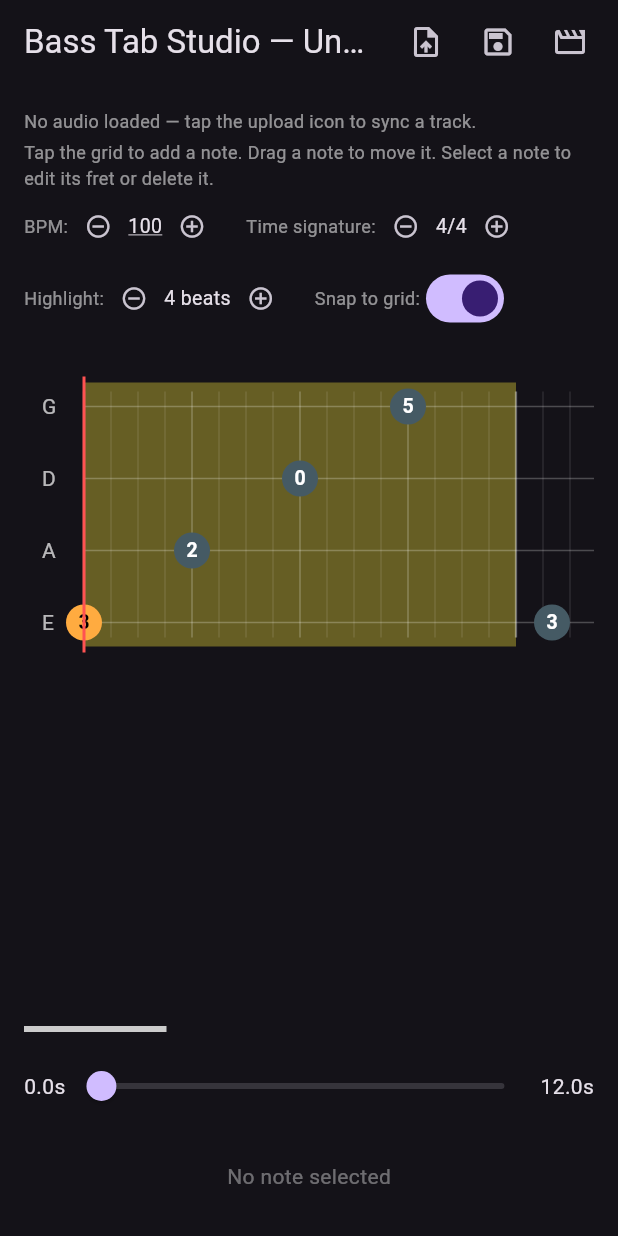
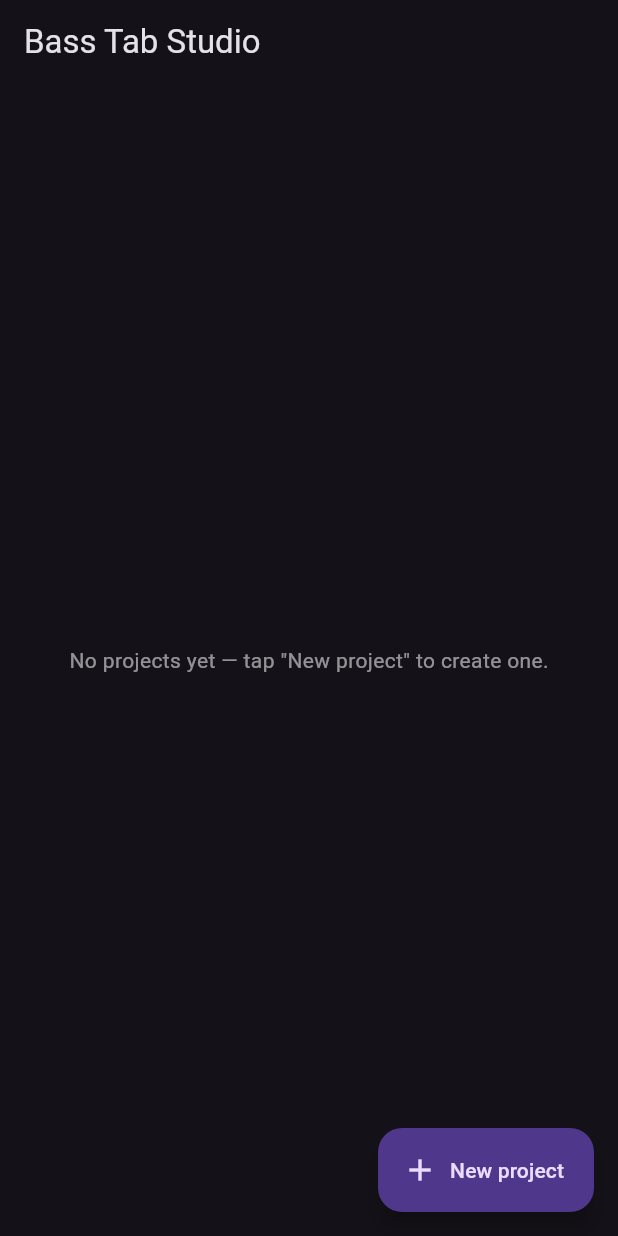
Before and after one commit to HeunLi/TablatureGenerator, a Flutter app: the screen it shows after launch, on a phone screen of 412 x 824 dp. Run offline on Flutter 3.47's test engine with Material 3 defaults, Android fonts, the phone set to English and light mode, and no system bars; our stand-ins replace file_picker, hive_ce_flutter, just_audio, web; missing offline and left inert: dart:js_interop; accounts and stored records are empty.

Commit message:
Added dashboard

```diff
--- a/lib/main.dart
+++ b/lib/main.dart
@@ -1,12 +1,37 @@
 import 'package:flutter/material.dart';
 import 'package:hive_ce_flutter/hive_flutter.dart';
 
-import 'screens/editor_screen.dart';
+import 'screens/dashboard_screen.dart';
 
 Future<void> main() async {
   WidgetsFlutterBinding.ensureInitialized();
   await Hive.initFlutter();
+  _silenceDialogSubmitAssertion();
   runApp(const BassTabStudioApp());
+}
+
+/// Silences a specific, known-harmless Flutter framework assertion (see
+/// `docs/DECISIONS.md`, "Flutter gotcha — dialog pop assertion on Enter"):
+/// `InheritedElement.debugDeactivated`'s `assert(_dependents.isEmpty)` can
+/// fire when a dialog closes via a `TextField`'s Enter-to-submit handler
+/// (e.g. renaming a project, setting BPM) — a framework-internal race in
+/// how the dialog's `Focus`/`Actions` tree tears down, not anything wrong
+/// with the submitted value or the pop itself; the action being submitted
+/// (rename, BPM change, etc.) completes correctly regardless. It's debug
+/// -only — `assert()` is stripped entirely from release builds — and
+/// several app-level scheduling fixes (deferring the pop by one frame, by
+/// two, unfocusing first) failed to prevent the underlying race, which
+/// pointed at a framework flakiness rather than something fixable from
+/// here. Only this specific assertion is swallowed; everything else still
+/// reports through the normal handler.
+void _silenceDialogSubmitAssertion() {
+  final defaultOnError = FlutterError.onError;
+  FlutterError.onError = (details) {
+    if (details.exception.toString().contains('_dependents.isEmpty')) {
+      return;
+    }
+    defaultOnError?.call(details);
+  };
 }
 
 class BassTabStudioApp extends StatelessWidget {
@@ -17,7 +42,7 @@
     return MaterialApp(
       title: 'Bass Tab Studio',
       theme: ThemeData.dark(useMaterial3: true),
-      home: const EditorScreen(),
+      home: const DashboardScreen(),
     );
   }
 }
--- a/lib/models/tab_project.dart
+++ b/lib/models/tab_project.dart
@@ -5,12 +5,18 @@
 /// blob) and referenced only by [audioFileName] here.
 class TabProject {
   TabProject({
+    required this.id,
     required this.title,
     required this.bpm,
     required this.notes,
     this.beatsPerMeasure = 4,
     this.audioFileName,
   });
+
+  /// Stable identifier used as the persistence key ([ProjectStore]) and to
+  /// distinguish projects in the dashboard list — independent of [title],
+  /// which the user can freely rename without losing the saved project.
+  final String id;
 
   final String title;
   final double bpm;
@@ -31,6 +37,7 @@
     String? audioFileName,
   }) {
     return TabProject(
+      id: id,
       title: title ?? this.title,
       bpm: bpm ?? this.bpm,
       notes: notes ?? this.notes,
@@ -40,6 +47,7 @@
   }
 
   Map<String, dynamic> toJson() => {
+        'id': id,
         'title': title,
         'bpm': bpm,
         'beatsPerMeasure': beatsPerMeasure,
@@ -48,6 +56,7 @@
       };
 
   factory TabProject.fromJson(Map<String, dynamic> json) => TabProject(
+        id: json['id'] as String,
         title: json['title'] as String,
         bpm: (json['bpm'] as num).toDouble(),
         beatsPerMeasure: (json['beatsPerMeasure'] as num?)?.toInt() ?? 4,
--- a/lib/persistence/project_store.dart
+++ b/lib/persistence/project_store.dart
@@ -1,4 +1,5 @@
 import 'dart:convert';
+import 'dart:math';
 import 'dart:typed_data';
 
 import 'package:hive_ce_flutter/hive_flutter.dart';
@@ -14,20 +15,93 @@
   final String? audioExtension;
 }
 
-/// Persists a single working project (tab data + audio) to the browser's
-/// IndexedDB via Hive, so a refresh doesn't lose work. This is intentionally
-/// single-slot for now — multi-project management can layer on top later.
+/// Lightweight metadata for the dashboard's project list — avoids needing
+/// to decode every project's full note list just to show a title.
+class ProjectSummary {
+  ProjectSummary({
+    required this.id,
+    required this.title,
+    required this.updatedAt,
+  });
+
+  final String id;
+  final String title;
+  final DateTime updatedAt;
+}
+
+/// Persists any number of projects (tab data + audio) to the browser's
+/// IndexedDB via Hive, keyed by [TabProject.id], so a refresh doesn't lose
+/// work and multiple songs can be worked on independently.
+///
+/// One flat Hive box holds three kinds of entry per project, distinguished
+/// by key prefix: `project:<id>` (JSON envelope of metadata + the project
+/// itself), `audio_bytes:<id>`, and `audio_extension:<id>`. A separate
+/// per-project box was considered but a single box keeps `listProjects()`
+/// (which needs to enumerate everything) to one `box.keys` scan instead of
+/// juggling box-open lifecycles per project.
 class ProjectStore {
-  static const _boxName = 'bass_tab_studio';
-  static const _projectKey = 'project_json';
-  static const _audioBytesKey = 'audio_bytes';
-  static const _audioExtensionKey = 'audio_extension';
+  static const _boxName = 'bass_tab_studio_projects';
+  static const _projectPrefix = 'project:';
+  static const _audioBytesPrefix = 'audio_bytes:';
+  static const _audioExtensionPrefix = 'audio_extension:';
+
+  // Legacy single-slot storage (pre-dashboard). Only read once, to migrate
+  // whatever the user already had saved into the new multi-project box the
+  // first time it's opened — otherwise upgrading would silently orphan it.
+  static const _legacyBoxName = 'bass_tab_studio';
+  static const _legacyProjectKey = 'project_json';
+  static const _legacyAudioBytesKey = 'audio_bytes';
+  static const _legacyAudioExtensionKey = 'audio_extension';
+
+  final _random = Random();
 
   Box? _box;
 
   Future<void> init() async {
     _box = await Hive.openBox(_boxName);
+    await _migrateLegacyProjectIfNeeded();
   }
+
+  Future<void> _migrateLegacyProjectIfNeeded() async {
+    final box = _box;
+    if (box == null || box.keys.any((k) => k is String && k.startsWith(_projectPrefix))) {
+      return;
+    }
+    if (!await Hive.boxExists(_legacyBoxName)) return;
+
+    final legacyBox = await Hive.openBox(_legacyBoxName);
+    final legacyJson = legacyBox.get(_legacyProjectKey) as String?;
+    if (legacyJson == null) {
+      await legacyBox.close();
+      return;
+    }
+
+    final legacyProjectFields = jsonDecode(legacyJson) as Map<String, dynamic>;
+    // Pre-dashboard projects predate TabProject.id, so synthesize one.
+    legacyProjectFields['id'] ??= createId();
+    final project = TabProject.fromJson(legacyProjectFields);
+
+    final rawAudio = legacyBox.get(_legacyAudioBytesKey);
+    final audioBytes = rawAudio == null
+        ? null
+        : Uint8List.fromList(List<int>.from(rawAudio as List));
+    final audioExtension = legacyBox.get(_legacyAudioExtensionKey) as String?;
+
+    await save(
+      project,
+      audioBytes: audioBytes,
+      audioExtension: audioExtension,
+    );
+    await legacyBox.close();
+  }
+
+  /// Generates a new, effectively-unique project id (timestamp + random
+  /// suffix — no need for a real UUID dependency for a local-only, single
+  /// browser's worth of projects). The random bound is kept well under
+  /// 2^32 deliberately: `1 << 32` folds to `0` under dart2js/DDC's JS-int32
+  /// shift semantics, which made `Random.nextInt` throw on every call.
+  String createId() =>
+      '${DateTime.now().microsecondsSinceEpoch}_${_random.nextInt(1000000)}';
 
   Future<void> save(
     TabProject project, {
@@ -36,27 +110,31 @@
   }) async {
     final box = _box;
     if (box == null) return;
-    await box.put(_projectKey, jsonEncode(project.toJson()));
+    final envelope = {
+      'updatedAt': DateTime.now().toIso8601String(),
+      'project': project.toJson(),
+    };
+    await box.put('$_projectPrefix${project.id}', jsonEncode(envelope));
     if (audioBytes != null) {
-      await box.put(_audioBytesKey, audioBytes);
-      await box.put(_audioExtensionKey, audioExtension);
+      await box.put('$_audioBytesPrefix${project.id}', audioBytes);
+      await box.put('$_audioExtensionPrefix${project.id}', audioExtension);
     }
   }
 
-  StoredProject? load() {
+  StoredProject? load(String id) {
     final box = _box;
     if (box == null) return null;
-    final projectJson = box.get(_projectKey) as String?;
-    if (projectJson == null) return null;
+    final raw = box.get('$_projectPrefix$id') as String?;
+    if (raw == null) return null;
 
-    final project = TabProject.fromJson(
-      jsonDecode(projectJson) as Map<String, dynamic>,
-    );
-    final rawAudio = box.get(_audioBytesKey);
+    final envelope = jsonDecode(raw) as Map<String, dynamic>;
+    final project =
+        TabProject.fromJson(envelope['project'] as Map<String, dynamic>);
+    final rawAudio = box.get('$_audioBytesPrefix$id');
     final audioBytes = rawAudio == null
         ? null
         : Uint8List.fromList(List<int>.from(rawAudio as List));
-    final audioExtension = box.get(_audioExtensionKey) as String?;
+    final audioExtension = box.get('$_audioExtensionPrefix$id') as String?;
 
     return StoredProject(
       project: project,
@@ -65,7 +143,43 @@
     );
   }
 
-  Future<void> clear() async {
-    await _box?.clear();
+  List<ProjectSummary> listProjects() {
+    final box = _box;
+    if (box == null) return [];
+    final summaries = <ProjectSummary>[];
+    for (final key in box.keys) {
+      if (key is! String || !key.startsWith(_projectPrefix)) continue;
+      final raw = box.get(key) as String?;
+      if (raw == null) continue;
+      final envelope = jsonDecode(raw) as Map<String, dynamic>;
+      final projectFields = envelope['project'] as Map<String, dynamic>;
+      summaries.add(
+        ProjectSummary(
+          id: key.substring(_projectPrefix.length),
+          title: projectFields['title'] as String,
+          updatedAt: DateTime.parse(envelope['updatedAt'] as String),
+        ),
+      );
+    }
+    summaries.sort((a, b) => b.updatedAt.compareTo(a.updatedAt));
+    return summaries;
+  }
+
+  Future<void> delete(String id) async {
+    final box = _box;
+    if (box == null) return;
+    await box.delete('$_projectPrefix$id');
+    await box.delete('$_audioBytesPrefix$id');
+    await box.delete('$_audioExtensionPrefix$id');
+  }
+
+  Future<void> renameProject(String id, String newTitle) async {
+    final stored = load(id);
+    if (stored == null) return;
+    await save(
+      stored.project.copyWith(title: newTitle),
+      audioBytes: stored.audioBytes,
+      audioExtension: stored.audioExtension,
+    );
   }
 }
--- /dev/null
+++ b/lib/screens/dashboard_screen.dart
@@ -0,0 +1,174 @@
+import 'package:flutter/material.dart';
+
+import '../persistence/project_store.dart';
+import '../utils/safe_pop.dart';
+import 'studio_screen.dart';
+
+/// Landing screen: lists every locally-saved project and lets the user
+/// open, rename, delete, or create one. [StudioScreen] (the tab editor)
+/// only ever works on a single project at a time — this is where picking
+/// *which* one happens.
+class DashboardScreen extends StatefulWidget {
+  const DashboardScreen({super.key});
+
+  @override
+  State<DashboardScreen> createState() => _DashboardScreenState();
+}
+
+class _DashboardScreenState extends State<DashboardScreen> {
+  final _store = ProjectStore();
+  List<ProjectSummary>? _projects;
+
+  @override
+  void initState() {
+    super.initState();
+    _loadProjects();
+  }
+
+  Future<void> _loadProjects() async {
+    await _store.init();
+    if (!mounted) return;
+    setState(() => _projects = _store.listProjects());
+  }
+
+  Future<void> _openStudio({
+    required String projectId,
+    bool isNewProject = false,
+  }) async {
+    await Navigator.of(context).push(
+      MaterialPageRoute(
+        builder: (_) => StudioScreen(
+          projectId: projectId,
+          isNewProject: isNewProject,
+        ),
+      ),
+    );
+    // The project just opened may have been saved for the first time (or
+    // saved again), so the list/timestamps could now be stale.
+    _loadProjects();
+  }
+
+  Future<void> _createProject() async {
+    final id = _store.createId();
+    await _openStudio(projectId: id, isNewProject: true);
+  }
+
+  Future<void> _renameProject(ProjectSummary summary) async {
+    final controller = TextEditingController(text: summary.title);
+    final newTitle = await showDialog<String>(
+      context: context,
+      builder: (context) => AlertDialog(
+        title: const Text('Rename project'),
+        content: TextField(
+          controller: controller,
+          autofocus: true,
+          onSubmitted: (value) => safePopOnSubmit(context, value),
+        ),
+        actions: [
+          TextButton(
+            onPressed: () => Navigator.of(context).pop(),
+            child: const Text('Cancel'),
+          ),
+          FilledButton(
+            onPressed: () => Navigator.of(context).pop(controller.text),
+            child: const Text('Rename'),
+          ),
+        ],
+      ),
+    );
+    controller.dispose();
+    final trimmed = newTitle?.trim();
+    if (trimmed == null || trimmed.isEmpty) return;
+    await _store.renameProject(summary.id, trimmed);
+    _loadProjects();
+  }
+
+  Future<void> _deleteProject(ProjectSummary summary) async {
+    final confirmed = await showDialog<bool>(
+      context: context,
+      builder: (context) => AlertDialog(
+        title: const Text('Delete project?'),
+        content: Text(
+          '"${summary.title}" and its saved audio will be deleted. '
+          'This can\'t be undone.',
+        ),
+        actions: [
+          TextButton(
+            onPressed: () => Navigator.of(context).pop(false),
+            child: const Text('Cancel'),
+          ),
+          FilledButton(
+            style: FilledButton.styleFrom(backgroundColor: Colors.redAccent),
+            onPressed: () => Navigator.of(context).pop(true),
+            child: const Text('Delete'),
+          ),
+        ],
+      ),
+    );
+    if (confirmed != true) return;
+    await _store.delete(summary.id);
+    _loadProjects();
+  }
+
+  String _formatUpdatedAt(DateTime dt) {
+    final local = dt.toLocal();
+    final y = local.year.toString().padLeft(4, '0');
+    final m = local.month.toString().padLeft(2, '0');
+    final d = local.day.toString().padLeft(2, '0');
+    final hh = local.hour.toString().padLeft(2, '0');
+    final mm = local.minute.toString().padLeft(2, '0');
+    return '$y-$m-$d $hh:$mm';
+  }
+
+  @override
+  Widget build(BuildContext context) {
+    final projects = _projects;
+    return Scaffold(
+      appBar: AppBar(title: const Text('Bass Tab Studio')),
+      floatingActionButton: FloatingActionButton.extended(
+        onPressed: _createProject,
+        icon: const Icon(Icons.add),
+        label: const Text('New project'),
+      ),
+      body: projects == null
+          ? const Center(child: CircularProgressIndicator())
+          : projects.isEmpty
+              ? const Center(
+                  child: Text(
+                    'No projects yet — tap "New project" to create one.',
+                    style: TextStyle(color: Colors.white54),
+                  ),
+                )
+              : ListView.builder(
+                  padding: const EdgeInsets.only(bottom: 88),
+                  itemCount: projects.length,
+                  itemBuilder: (context, index) {
+                    final summary = projects[index];
+                    return ListTile(
+                      leading: const Icon(Icons.music_note),
+                      title: Text(summary.title),
+                      subtitle: Text(
+                        'Last edited ${_formatUpdatedAt(summary.updatedAt)}',
+                      ),
+                      onTap: () => _openStudio(projectId: summary.id),
+                      trailing: Row(
+                        mainAxisSize: MainAxisSize.min,
+                        children: [
+                          IconButton(
+                            icon: const Icon(Icons.edit_outlined),
+                            tooltip: 'Rename',
+                            onPressed: () => _renameProject(summary),
+                          ),
+                          IconButton(
+                            icon: const Icon(Icons.delete_outline),
+                            tooltip: 'Delete',
+                            onPressed: () => _deleteProject(summary),
+                          ),
+                        ],
+                      ),
+                    );
+                  },
+                ),
+    );
+  }
+}
--- a/lib/screens/editor_screen.dart
+++ b/lib/screens/studio_screen.dart
@@ -12,6 +12,7 @@
 import '../models/tab_note.dart';
 import '../models/tab_project.dart';
 import '../persistence/project_store.dart';
+import '../utils/safe_pop.dart';
 import '../widgets/tab_timeline_layout.dart';
 import '../widgets/tab_timeline_painter.dart';
 
@@ -34,18 +35,36 @@
   }
 }
 
-/// Editor screen: tap the timeline to add notes, drag existing notes to
-/// reposition them (time + string), use the side panel to edit the
-/// fret/duration of whichever note is selected, and upload an audio file
-/// to play back with the tab highlighting in sync.
-class EditorScreen extends StatefulWidget {
-  const EditorScreen({super.key});
+/// The tab editor for a single project: tap the timeline to add notes, drag
+/// existing notes to reposition them (time + string), use the side panel to
+/// edit the fret/duration of whichever note is selected, and upload an
+/// audio file to play back with the tab highlighting in sync.
+///
+/// Reached from [DashboardScreen] (`lib/screens/dashboard_screen.dart`),
+/// which owns project creation/listing/deletion — this screen only ever
+/// works on the one project identified by [projectId].
+class StudioScreen extends StatefulWidget {
+  const StudioScreen({
+    super.key,
+    required this.projectId,
+    this.isNewProject = false,
+  });
+
+  /// The project to load from [ProjectStore], or — when [isNewProject] is
+  /// true — the id a brand-new, not-yet-saved project should use once the
+  /// user does save.
+  final String projectId;
+
+  /// Skips the store lookup and starts from an empty project instead. Set
+  /// by the dashboard's "New project" action, whose generated id has
+  /// nothing saved under it yet.
+  final bool isNewProject;
 
   @override
-  State<EditorScreen> createState() => _EditorScreenState();
+  State<StudioScreen> createState() => _StudioScreenState();
 }
 
-class _EditorScreenState extends State<EditorScreen>
+class _StudioScreenState extends State<StudioScreen>
     with SingleTickerProviderStateMixin {
   late TabProject _project;
   final _audio = AudioController();
@@ -135,41 +154,15 @@
   @override
   void initState() {
     super.initState();
+    // Placeholder until [_loadProject] resolves (or permanently, for a
+    // brand-new project) — kept empty rather than seeded with demo notes
+    // now that every project starts this way, not just the app's very
+    // first run.
     _project = TabProject(
+      id: widget.projectId,
       title: 'Untitled',
       bpm: 100,
-      notes: [
-        TabNote(
-          string: BassString.e,
-          fret: 3,
-          timeOffset: const Duration(milliseconds: 0),
-          duration: const Duration(milliseconds: 500),
-        ),
-        TabNote(
-          string: BassString.a,
-          fret: 2,
-          timeOffset: const Duration(milliseconds: 600),
-          duration: const Duration(milliseconds: 500),
-        ),
-        TabNote(
-          string: BassString.d,
-          fret: 0,
-          timeOffset: const Duration(milliseconds: 1200),
-          duration: const Duration(milliseconds: 500),
-        ),
-        TabNote(
-          string: BassString.g,
-          fret: 5,
-          timeOffset: const Duration(milliseconds: 1800),
-          duration: const Duration(milliseconds: 700),
-        ),
-        TabNote(
-          string: BassString.e,
-          fret: 3,
-          timeOffset: const Duration(milliseconds: 2600),
-          duration: const Duration(milliseconds: 500),
-        ),
-      ],
+      notes: [],
     );
 
     // A real update is a correction, not the thing that moves the line —
@@ -227,7 +220,7 @@
       if (mounted) setState(_recomputeWindow);
     });
 
-    _restoreSavedProject();
+    _loadProject();
   }
 
   void _onTick(Duration elapsed) {
@@ -235,9 +228,11 @@
     _playhead.value = _lastKnownPosition + _positionClock.elapsed;
   }
 
-  Future<void> _restoreSavedProject() async {
+  Future<void> _loadProject() async {
     await _store.init();
-    final saved = _store.load();
+    if (widget.isNewProject) return;
+
+    final saved = _store.load(widget.projectId);
     if (saved == null) return;
 
     setState(() {
@@ -319,7 +314,6 @@
     if (!nearEdge) return;
     setState(_recomputeWindow);
   }
-
 
   void _updateNotes(List<TabNote> Function(List<TabNote>) transform) {
     setState(() {
@@ -417,18 +411,11 @@
           controller: controller,
           autofocus: true,
           keyboardType: const TextInputType.numberWithOptions(),
-          // Popping the dialog synchronously inside onSubmitted tears down
-          // the field's focus scope while EditableText is still in the
-          // middle of its own submit handling, which trips a framework
-          // assertion ("_dependents.isEmpty is not true"). A microtask
-          // still runs before the frame finishes; waiting for the next
-          // full frame via addPostFrameCallback lets that finish first.
-          onSubmitted: (value) {
-            final parsed = double.tryParse(value);
-            WidgetsBinding.instance.addPostFrameCallback((_) {
-              if (context.mounted) Navigator.of(context).pop(parsed);
-            });
-          },
+          // See safePopOnSubmit — popping synchronously (or even after a
+          // single deferred frame) inside onSubmitted can trip a framework
+          // assertion ("_dependents.isEmpty is not true").
+          onSubmitted: (value) =>
+              safePopOnSubmit(context, double.tryParse(value)),
         ),
         actions: [
           TextButton(
@@ -626,7 +613,7 @@
   Widget build(BuildContext context) {
     return Scaffold(
       appBar: AppBar(
-        title: Text('Bass Tab Studio — ${_project.title}'),
+        title: Text(_project.title),
         actions: [
           if (_audioLoaded)
             IconButton(
```
Also changed, not shown: lib/utils/safe_pop.dart (added, +18 -0 lines).
